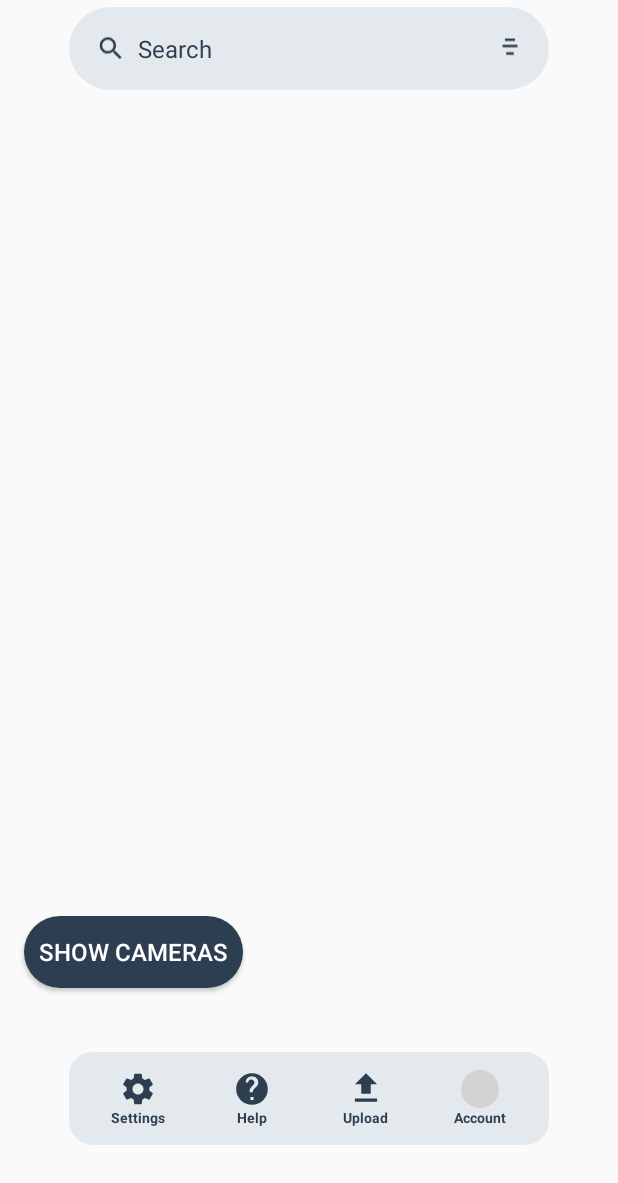
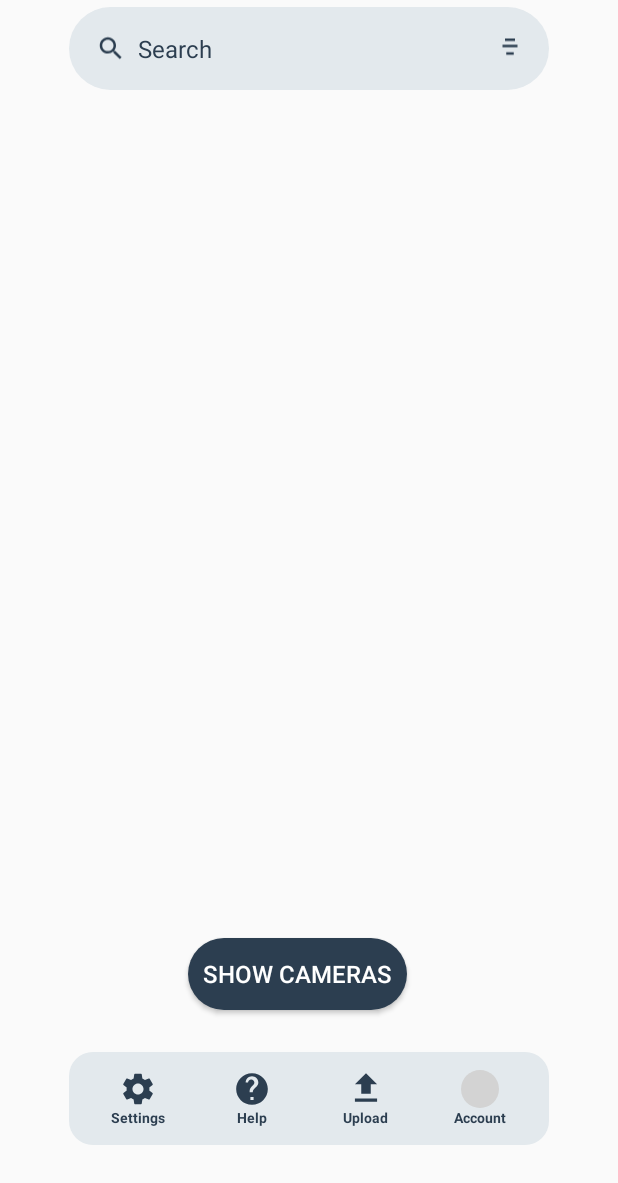
Before and after one commit to ParagDas2315/goapolicehackathon, an Android app: the mapsui screen opened directly, with no data from a screen before it, on a phone screen of 412 x 824 dp, the part 53-1236 px from its top. Run offline under Robolectric (Android 15) with nearby library versions, the phone set to English and light mode, and no system bars; our stand-ins replace Firebase (no records; nobody signed in at launch, a user with empty details on screens opened directly); 1 statement that could not run was skipped.

Commit message:
Minor UI changes

```diff
--- /dev/null
+++ b/app/src/main/res/drawable/ic_eye.xml
@@ -0,0 +1,4 @@
+<?xml version="1.0" encoding="utf-8"?>
+<selector xmlns:android="http://schemas.android.com/apk/res/android">
+
+</selector>
--- a/app/src/main/res/layout/mapsui.xml
+++ b/app/src/main/res/layout/mapsui.xml
@@ -20,7 +20,7 @@
         android:orientation="horizontal"
         android:gravity="center_vertical"
         android:padding="8dp"
-        android:background="@drawable/rounded_search_bar">
+        android:background="@drawable/rounded_search_bar"> <!-- Apply the rounded drawable -->
 
         <!-- Search Icon -->
         <ImageView
@@ -68,8 +68,8 @@
         android:layout_height="wrap_content"
         android:text="Show Cameras"
         android:layout_gravity="start|bottom"
-        android:layout_marginStart="16dp"
-        android:layout_marginBottom="130dp"
+        android:layout_marginStart="125dp"
+        android:layout_marginBottom="115dp"
         android:textColor="#FFFFFF"
         android:textSize="16sp"
         android:background="@drawable/rounded_button" />
```
